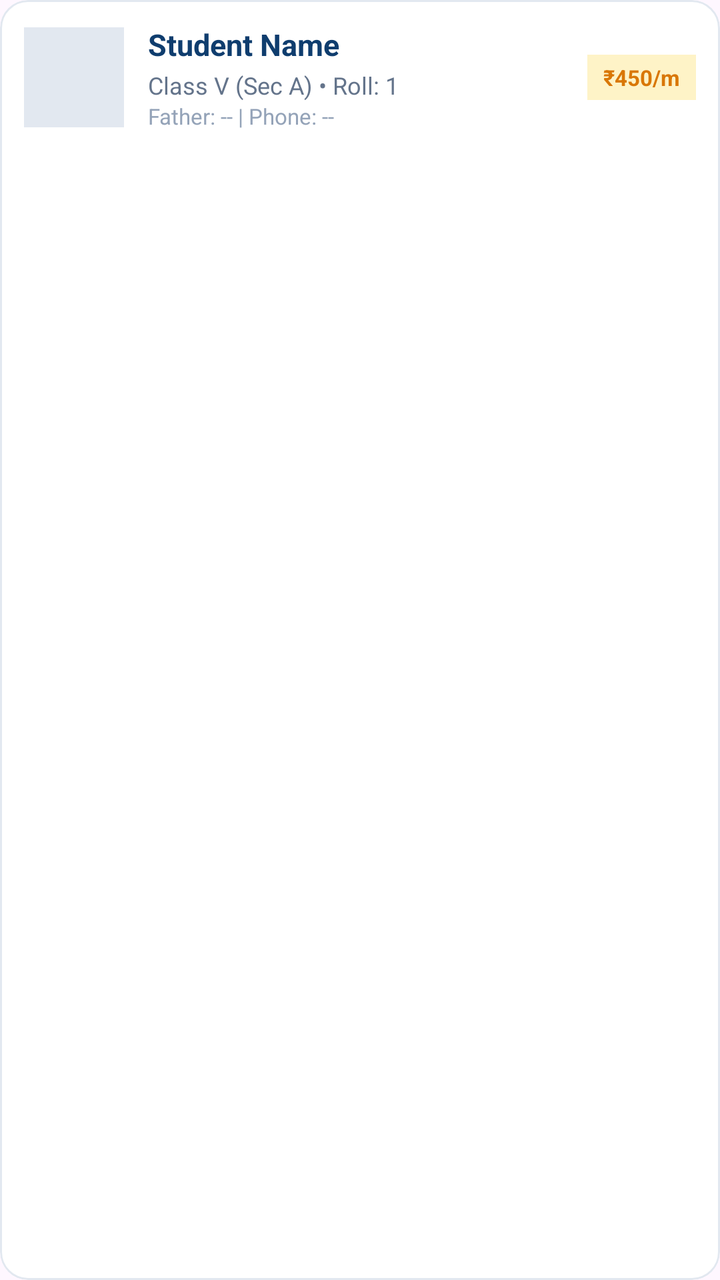
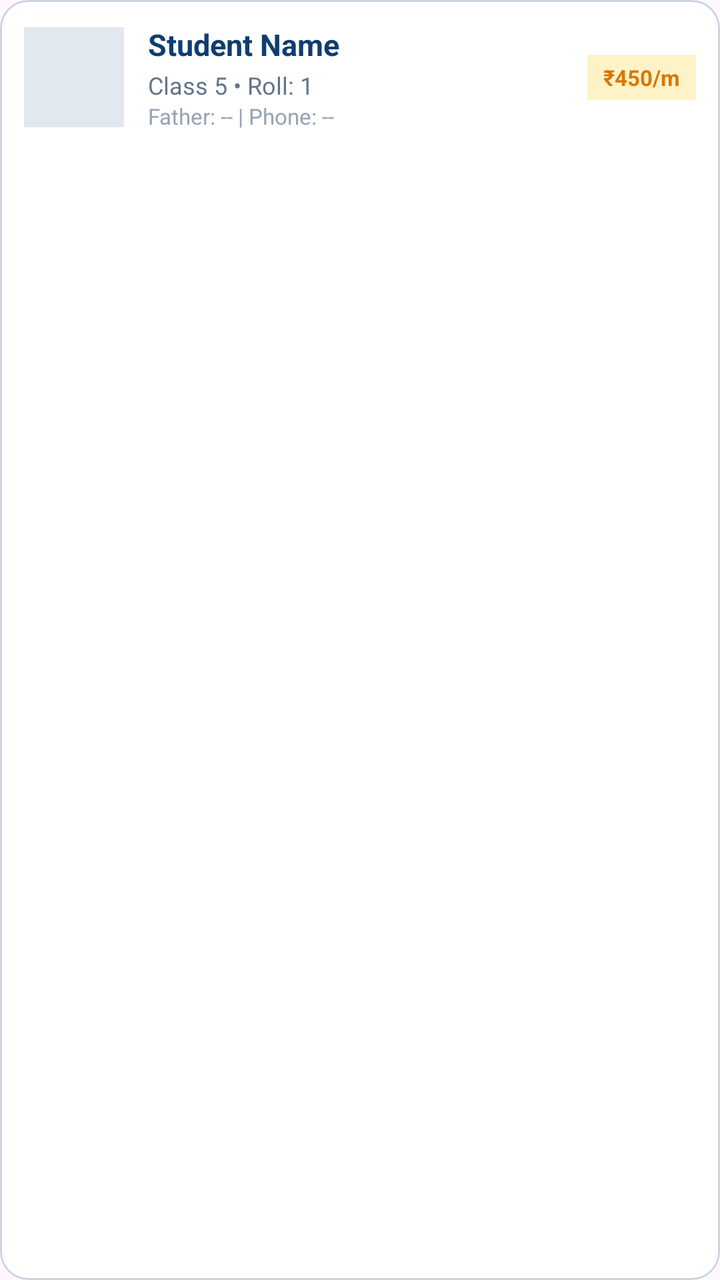

Screens rendered from an Android XML layout before and after an edit, with the pre-edit source and the edit as a unified diff.
<!-- AndroidManifest.xml: application theme Theme.SchoolManager -->
<!-- res/layout/item_student_card.xml -->
<?xml version="1.0" encoding="utf-8"?>
<com.google.android.material.card.MaterialCardView
    xmlns:android="http://schemas.android.com/apk/res/android"
    xmlns:app="http://schemas.android.com/apk/res-auto"
    android:layout_width="match_parent"
    android:layout_height="wrap_content"
    android:layout_marginVertical="5dp"
    app:cardCornerRadius="14dp"
    app:strokeWidth="1dp"
    app:strokeColor="#E2E8F0"
    app:cardBackgroundColor="@android:color/white">

    <LinearLayout
        android:layout_width="match_parent"
        android:layout_height="wrap_content"
        android:gravity="center_vertical"
        android:orientation="horizontal"
        android:padding="12dp">

        <ImageView
            android:id="@+id/ivStudentAvatar"
            android:layout_width="50dp"
            android:layout_height="50dp"
            android:background="#E2E8F0"
            android:scaleType="centerCrop"
            android:src="@android:drawable/sym_def_app_icon" />

        <LinearLayout
            android:layout_width="0dp"
            android:layout_height="wrap_content"
            android:layout_weight="1"
            android:layout_marginStart="12dp"
            android:orientation="vertical">

            <TextView
                android:id="@+id/tvStudentName"
                android:layout_width="wrap_content"
                android:layout_height="wrap_content"
                android:text="Student Name"
                android:textSize="15sp"
                android:textStyle="bold"
                android:textColor="#0F3D6E" />

            <TextView
                android:id="@+id/tvStudentMeta"
                android:layout_width="wrap_content"
                android:layout_height="wrap_content"
                android:layout_marginTop="2dp"
                android:text="Class V (Sec A) • Roll: 1"
                android:textSize="12sp"
                android:textColor="#64748B" />

            <TextView
                android:id="@+id/tvParentsName"
                android:layout_width="wrap_content"
                android:layout_height="wrap_content"
                android:text="Father: -- | Phone: --"
                android:textSize="11sp"
                android:textColor="#94A3B8" />
        </LinearLayout>

        <TextView
            android:id="@+id/tvMonthlyFeeBadge"
            android:layout_width="wrap_content"
            android:layout_height="wrap_content"
            android:background="#FEF3C7"
            android:paddingHorizontal="8dp"
            android:paddingVertical="4dp"
            android:text="₹450/m"
            android:textColor="#D97706"
            android:textSize="11sp"
            android:textStyle="bold" />

    </LinearLayout>
</com.google.android.material.card.MaterialCardView>
<!-- resources referenced by this layout -->
<resources>
  <style name="Theme.SchoolManager" parent="Theme.Material3.DayNight.NoActionBar">
          <item name="colorPrimary">#0F3D6E</item>
          <item name="colorOnPrimary">#FFFFFF</item>
          <item name="colorSecondary">#D97706</item>
          <item name="android:statusBarColor">#0F3D6E</item>
          <item name="android:windowLightStatusBar">false</item>
      </style>
</resources>

<!-- the commit's change to res/layout/item_student_card.xml (unified diff, before → after) -->
@@ -7,7 +7,7 @@
     android:layout_marginVertical="5dp"
     app:cardCornerRadius="14dp"
     app:strokeWidth="1dp"
-    app:strokeColor="#E2E8F0"
+    app:strokeColor="#CBD5E1"
     app:cardBackgroundColor="@android:color/white">
 
     <LinearLayout
@@ -46,7 +46,7 @@
                 android:layout_width="wrap_content"
                 android:layout_height="wrap_content"
                 android:layout_marginTop="2dp"
-                android:text="Class V (Sec A) • Roll: 1"
+                android:text="Class 5 • Roll: 1"
                 android:textSize="12sp"
                 android:textColor="#64748B" />
 
